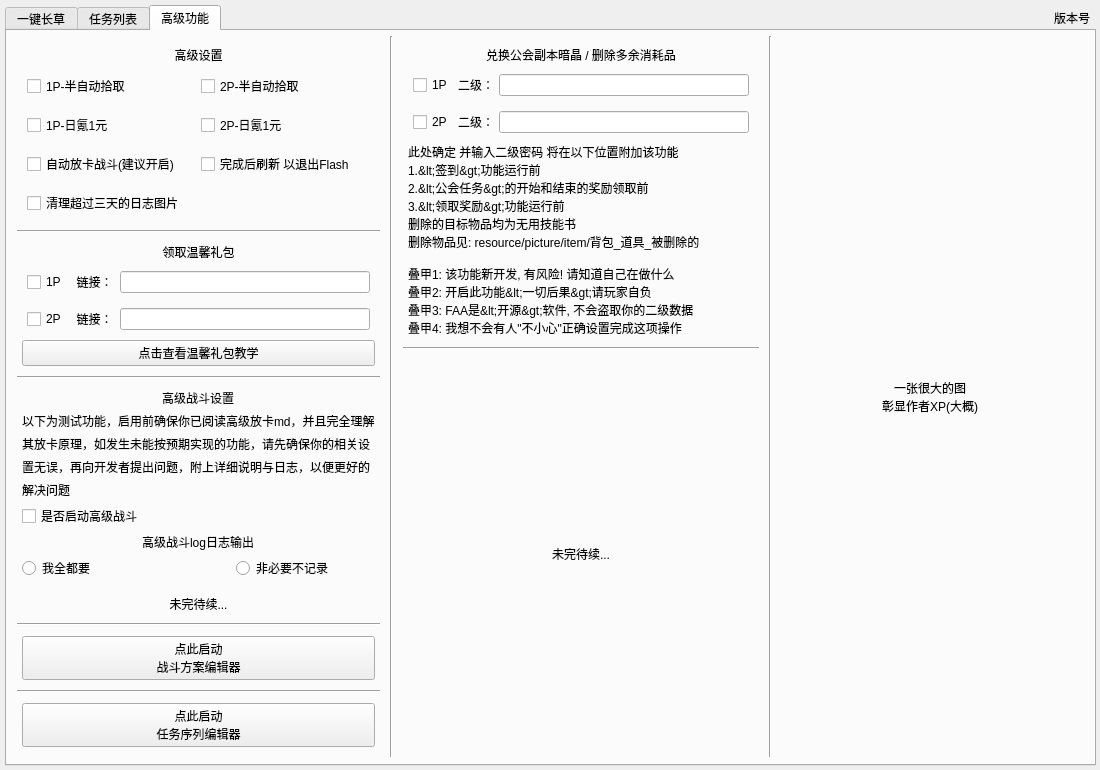
First picture: the form in resource/ui/FAA_3.0.ui, repository StareAbyss/FoodsVsMiceAutoAssistant, before the edit.
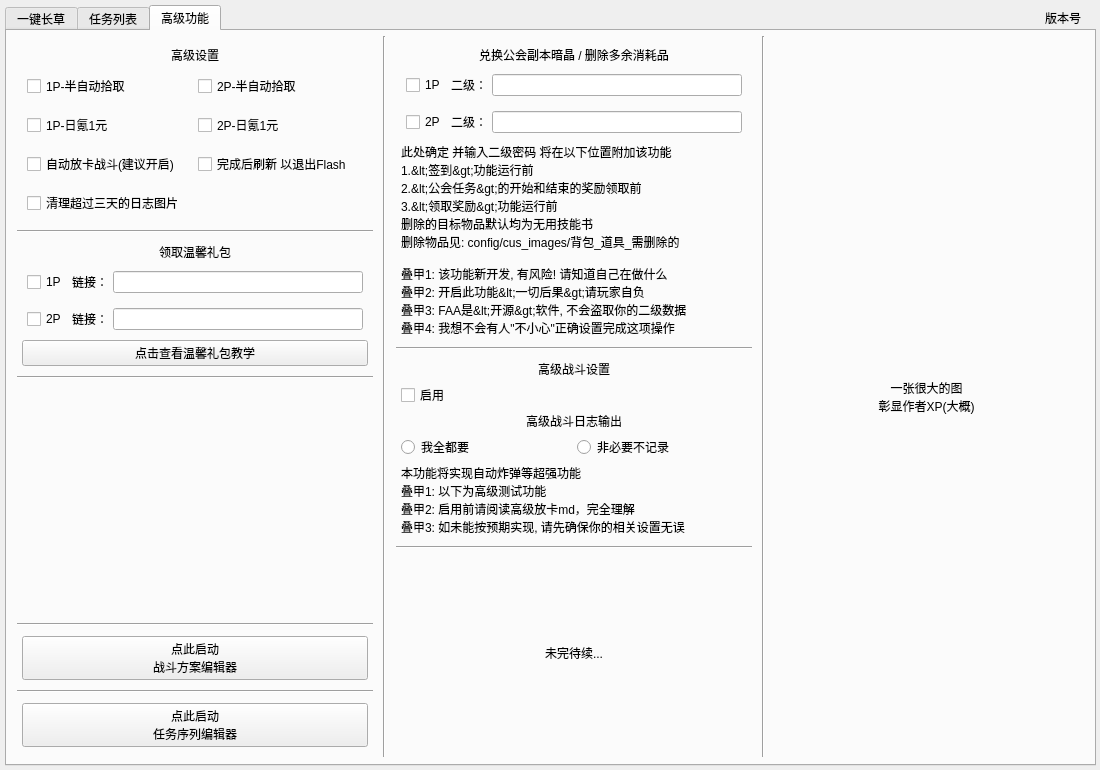
Second picture: the form after the edit. The open tabs and pages were chosen to show the change. Custom widgets are drawn as their Qt base class.

Commit message: v1.5.0-beta.1 重新排版ui, 修正git工作流问题导致的部分文件错乱.

Diff of the .ui file:
```diff
--- a/resource/ui/FAA_3.0.ui
+++ b/resource/ui/FAA_3.0.ui
@@ -7713,7 +7713,7 @@
            <number>5</number>
           </property>
           <item>
-           <layout class="QVBoxLayout" name="Lay_Tab3_Left" stretch="3,0,3,0,6,0,0,0,1">
+           <layout class="QVBoxLayout" name="Lay_Tab3_Left" stretch="5,0,4,0,10,0,2,0,2">
             <property name="leftMargin">
              <number>5</number>
             </property>
@@ -8266,146 +8266,17 @@
              </widget>
             </item>
             <item>
-             <layout class="QVBoxLayout" name="Lay_senior_battle" stretch="3,2,1,1,1,1,1,3">
-              <property name="leftMargin">
-               <number>5</number>
+             <spacer name="verticalSpacer_7">
+              <property name="orientation">
+               <enum>Qt::Vertical</enum>
               </property>
-              <property name="topMargin">
-               <number>5</number>
+              <property name="sizeHint" stdset="0">
+               <size>
+                <width>20</width>
+                <height>40</height>
+               </size>
               </property>
-              <property name="rightMargin">
-               <number>5</number>
-              </property>
-              <property name="bottomMargin">
-               <number>5</number>
-              </property>
-              <item alignment="Qt::AlignHCenter">
-               <widget class="QLabel" name="Battle_senior_text">
-                <property name="text">
-                 <string>高级战斗设置</string>
-                </property>
-               </widget>
-              </item>
-              <item>
-               <widget class="QLabel" name="label_2">
-                <property name="text">
-                 <string>以下为测试功能，启用前确保你已阅读高级放卡md，并且完全理解</string>
-                </property>
-               </widget>
-              </item>
-              <item>
-               <widget class="QLabel" name="label_3">
-                <property name="text">
-                 <string>其放卡原理，如发生未能按预期实现的功能，请先确保你的相关设</string>
-                </property>
-               </widget>
-              </item>
-              <item>
-               <widget class="QLabel" name="label_4">
-                <property name="text">
-                 <string>置无误，再向开发者提出问题，附上详细说明与日志，以便更好的</string>
-                </property>
-               </widget>
-              </item>
-              <item>
-               <widget class="QLabel" name="label_5">
-                <property name="text">
-                 <string>解决问题</string>
-                </property>
-               </widget>
-              </item>
-              <item>
-               <widget class="QCheckBox" name="Battle_senior_checkedbox">
-                <property name="sizePolicy">
-                 <sizepolicy hsizetype="Expanding" vsizetype="Expanding">
-                  <horstretch>0</horstretch>
-                  <verstretch>0</verstretch>
-                 </sizepolicy>
-                </property>
-                <property name="minimumSize">
-                 <size>
-                  <width>0</width>
-                  <height>0</height>
-                 </size>
-                </property>
-                <property name="maximumSize">
-                 <size>
-                  <width>16777215</width>
-                  <height>16777215</height>
-                 </size>
-                </property>
-                <property name="toolTip">
-                 <string>只用点一下就够了!</string>
-                </property>
-                <property name="text">
-                 <string>是否启动高级战斗</string>
-                </property>
-               </widget>
-              </item>
-              <item alignment="Qt::AlignHCenter">
-               <widget class="QLabel" name="label_6">
-                <property name="text">
-                 <string>高级战斗log日志输出</string>
-                </property>
-               </widget>
-              </item>
-              <item>
-               <layout class="QHBoxLayout" name="Lay_senior_battle_2" stretch="3,2">
-                <property name="leftMargin">
-                 <number>0</number>
-                </property>
-                <property name="topMargin">
-                 <number>0</number>
-                </property>
-                <property name="rightMargin">
-                 <number>0</number>
-                </property>
-                <property name="bottomMargin">
-                 <number>0</number>
-                </property>
-                <item>
-                 <widget class="QRadioButton" name="all_senior_log">
-                  <property name="text">
-                   <string>我全都要</string>
-                  </property>
-                 </widget>
-                </item>
-                <item>
-                 <widget class="QRadioButton" name="indeed_need">
-                  <property name="text">
-                   <string>非必要不记录</string>
-                  </property>
-                 </widget>
-                </item>
-               </layout>
-              </item>
-             </layout>
-            </item>
-            <item>
-             <layout class="QHBoxLayout" name="Lay_GetWarmGift_1P_2">
-              <property name="leftMargin">
-               <number>5</number>
-              </property>
-              <property name="topMargin">
-               <number>5</number>
-              </property>
-              <property name="rightMargin">
-               <number>5</number>
-              </property>
-              <property name="bottomMargin">
-               <number>5</number>
-              </property>
-              <item>
-               <widget class="QLabel" name="label_2">
-                <property name="text">
-                 <string>未完待续...</string>
-                </property>
-                <property name="alignment">
-                 <set>Qt::AlignCenter</set>
-                </property>
-               </widget>
-              </item>
-             </layout>
+             </spacer>
             </item>
             <item>
              <widget class="Line" name="line_5">
@@ -8521,7 +8392,7 @@
            </widget>
           </item>
           <item>
-           <layout class="QVBoxLayout" name="Lay_Tab3_Center" stretch="3,0,4">
+           <layout class="QVBoxLayout" name="Lay_Tab3_Center" stretch="30,0,25,0,40">
             <property name="leftMargin">
              <number>5</number>
             </property>
@@ -8738,8 +8609,8 @@
 1.&lt;签到&gt;功能运行前
 2.&lt;公会任务&gt;的开始和结束的奖励领取前
 3.&lt;领取奖励&gt;功能运行前
-删除的目标物品均为无用技能书
-删除物品见: resource/picture/item/背包_道具_被删除的
+删除的目标物品默认均为无用技能书
+删除物品见: config/cus_images/背包_道具_需删除的
 
 叠甲1: 该功能新开发, 有风险! 请知道自己在做什么
 叠甲2: 开启此功能&lt;一切后果&gt;请玩家自负
@@ -8761,7 +8632,118 @@
              </widget>
             </item>
             <item>
-             <layout class="QVBoxLayout" name="Lay_OpenEditorOfBattlePlan_2">
+             <layout class="QVBoxLayout" name="Lay_senior_battle" stretch="1,0,0,0,3">
+              <property name="spacing">
+               <number>5</number>
+              </property>
+              <property name="leftMargin">
+               <number>5</number>
+              </property>
+              <property name="topMargin">
+               <number>5</number>
+              </property>
+              <property name="rightMargin">
+               <number>5</number>
+              </property>
+              <property name="bottomMargin">
+               <number>5</number>
+              </property>
+              <item alignment="Qt::AlignHCenter">
+               <widget class="QLabel" name="Battle_senior_text">
+                <property name="text">
+                 <string>高级战斗设置</string>
+                </property>
+               </widget>
+              </item>
+              <item>
+               <widget class="QCheckBox" name="Battle_senior_checkedbox">
+                <property name="sizePolicy">
+                 <sizepolicy hsizetype="Expanding" vsizetype="Expanding">
+                  <horstretch>0</horstretch>
+                  <verstretch>0</verstretch>
+                 </sizepolicy>
+                </property>
+                <property name="minimumSize">
+                 <size>
+                  <width>0</width>
+                  <height>0</height>
+                 </size>
+                </property>
+                <property name="maximumSize">
+                 <size>
+                  <width>16777215</width>
+                  <height>16777215</height>
+                 </size>
+                </property>
+                <property name="toolTip">
+                 <string>只用点一下就够了!</string>
+                </property>
+                <property name="text">
+                 <string>启用</string>
+                </property>
+               </widget>
+              </item>
+              <item>
+               <widget class="QLabel" name="label_6">
+                <property name="text">
+                 <string>高级战斗日志输出</string>
+                </property>
+                <property name="alignment">
+                 <set>Qt::AlignCenter</set>
+                </property>
+               </widget>
+              </item>
+              <item>
+               <layout class="QHBoxLayout" name="Lay_senior_battle_2" stretch="1,1">
+                <property name="leftMargin">
+                 <number>0</number>
+                </property>
+                <property name="topMargin">
+                 <number>0</number>
+                </property>
+                <property name="rightMargin">
+                 <number>0</number>
+                </property>
+                <property name="bottomMargin">
+                 <number>0</number>
+                </property>
+                <item>
+                 <widget class="QRadioButton" name="all_senior_log">
+                  <property name="text">
+                   <string>我全都要</string>
+                  </property>
+                 </widget>
+                </item>
+                <item>
+                 <widget class="QRadioButton" name="indeed_need">
+                  <property name="text">
+                   <string>非必要不记录</string>
+                  </property>
+                 </widget>
+                </item>
+               </layout>
+              </item>
+              <item>
+               <widget class="QLabel" name="label_2">
+                <property name="text">
+                 <string>本功能将实现自动炸弹等超强功能
+叠甲1: 以下为高级测试功能
+叠甲2: 启用前请阅读高级放卡md，完全理解
+叠甲3: 如未能按预期实现, 请先确保你的相关设置无误</string>
+                </property>
+               </widget>
+              </item>
+             </layout>
+            </item>
+            <item>
+             <widget class="Line" name="line_8">
+              <property name="orientation">
+               <enum>Qt::Horizontal</enum>
+              </property>
+             </widget>
+            </item>
+            <item>
+             <layout class="QVBoxLayout" name="_3">
               <property name="leftMargin">
                <number>5</number>
               </property>
@@ -8856,8 +8838,8 @@
      <rect>
       <x>890</x>
       <y>10</y>
-      <width>200</width>
-      <height>15</height>
+      <width>191</width>
+      <height>16</height>
      </rect>
     </property>
     <property name="text">
```
Left out of the diff: 96 changed lines with no effect on the pictures. The commit also changes 4 other files.
